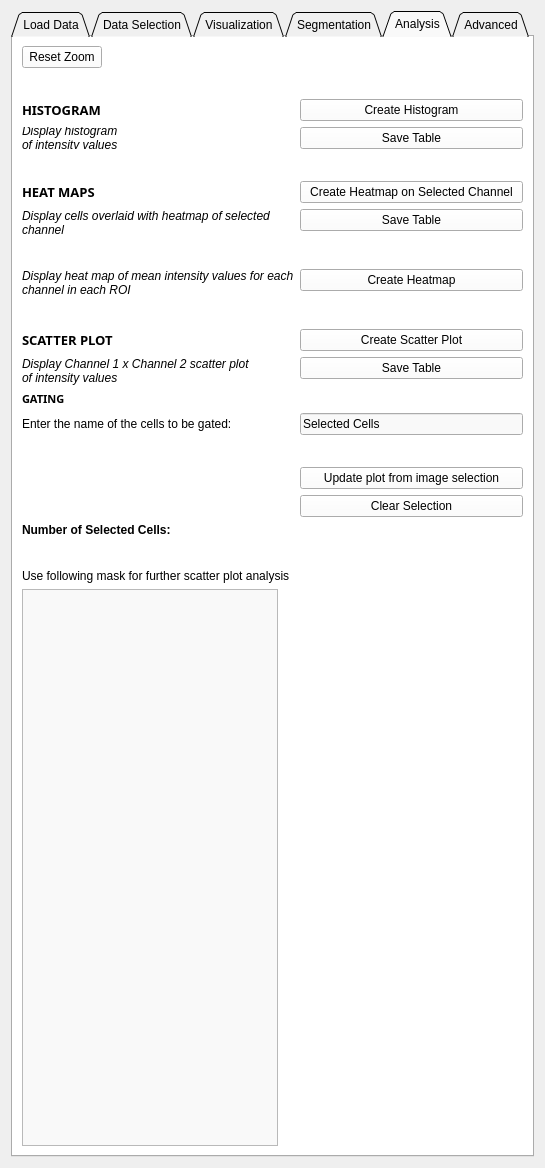
Old version of the form HypModuleCode/Resources/UI/HypModuleCode.ui in the repository SlicerMicro/Slicer-TITAN.
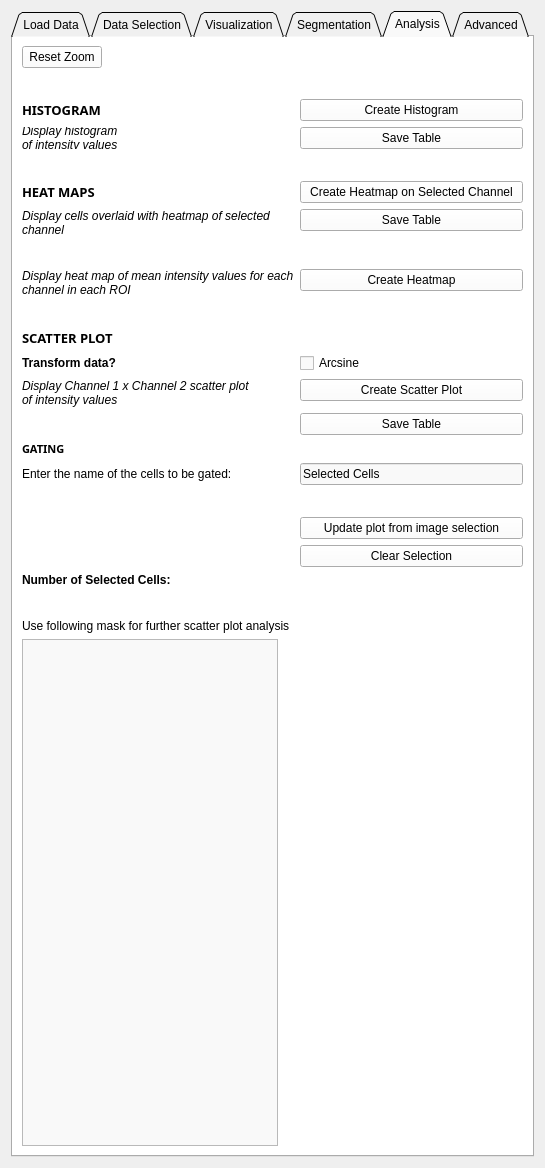
New version of the form. The open tabs and pages were chosen to show the change. Custom widgets are drawn as their Qt base class.

Commit message: ENH: Added data transformation option to UI

What changed in the file:
```diff
--- a/HypModuleCode/Resources/UI/HypModuleCode.ui
+++ b/HypModuleCode/Resources/UI/HypModuleCode.ui
@@ -1670,14 +1670,27 @@
          </property>
         </widget>
        </item>
-       <item row="12" column="1">
-        <widget class="QPushButton" name="crtScatterButton">
+       <item row="14" column="0">
+        <widget class="QLabel" name="label_51">
+         <property name="font">
+          <font>
+           <weight>75</weight>
+           <bold>true</bold>
+          </font>
+         </property>
          <property name="text">
-          <string>Create Scatter Plot</string>
+          <string>Transform data?</string>
          </property>
         </widget>
        </item>
-       <item row="13" column="0">
+       <item row="14" column="1">
+        <widget class="QCheckBox" name="checkBox">
+         <property name="text">
+          <string>Arcsine</string>
+         </property>
+        </widget>
+       </item>
+       <item row="15" column="0">
         <widget class="QLabel" name="label_12">
          <property name="font">
           <font>
@@ -1693,14 +1706,21 @@
          </property>
         </widget>
        </item>
-       <item row="13" column="1">
+       <item row="15" column="1">
+        <widget class="QPushButton" name="crtScatterButton">
+         <property name="text">
+          <string>Create Scatter Plot</string>
+         </property>
+        </widget>
+       </item>
+       <item row="16" column="1">
         <widget class="QPushButton" name="saveScatPlotTable">
          <property name="text">
           <string>Save Table</string>
          </property>
         </widget>
        </item>
-       <item row="17" column="0">
+       <item row="19" column="0">
         <widget class="QLabel" name="label_48">
          <property name="font">
           <font>
@@ -1715,21 +1735,21 @@
          </property>
         </widget>
        </item>
-       <item row="18" column="0">
+       <item row="20" column="0">
         <widget class="QLabel" name="label_47">
          <property name="text">
           <string>Enter the name of the cells to be gated:</string>
          </property>
         </widget>
        </item>
-       <item row="18" column="1">
+       <item row="20" column="1">
         <widget class="QLineEdit" name="selectedCellsName">
          <property name="text">
           <string>Selected Cells</string>
          </property>
         </widget>
        </item>
-       <item row="19" column="1">
+       <item row="21" column="1">
         <spacer name="horizontalSpacer_5">
          <property name="orientation">
           <enum>Qt::Horizontal</enum>
@@ -1742,21 +1762,21 @@
          </property>
         </spacer>
        </item>
-       <item row="20" column="1">
+       <item row="22" column="1">
         <widget class="QPushButton" name="updPlotFromSel">
          <property name="text">
           <string>Update plot from image selection</string>
          </property>
         </widget>
        </item>
-       <item row="21" column="1">
+       <item row="23" column="1">
         <widget class="QPushButton" name="clearSelection">
          <property name="text">
           <string>Clear Selection</string>
          </property>
         </widget>
        </item>
-       <item row="22" column="0">
+       <item row="24" column="0">
         <widget class="QLabel" name="label_25">
          <property name="font">
           <font>
@@ -1769,7 +1789,7 @@
          </property>
         </widget>
        </item>
-       <item row="22" column="1">
+       <item row="24" column="1">
         <widget class="QLabel" name="selectedCellsCount">
          <property name="font">
           <font>
@@ -1782,7 +1802,7 @@
          </property>
         </widget>
        </item>
-       <item row="24" column="0">
+       <item row="26" column="0">
         <spacer name="horizontalSpacer_9">
          <property name="orientation">
           <enum>Qt::Horizontal</enum>
@@ -1795,14 +1815,14 @@
          </property>
         </spacer>
        </item>
-       <item row="25" column="0">
+       <item row="27" column="0">
         <widget class="QLabel" name="label_49">
          <property name="text">
           <string>Use following mask for further scatter plot analysis</string>
          </property>
         </widget>
        </item>
-       <item row="26" column="0">
+       <item row="28" column="0">
         <widget class="QListWidget" name="gatingMasks"/>
        </item>
       </layout>
```
Left out of the diff: 2 changed lines with no effect on the pictures.
